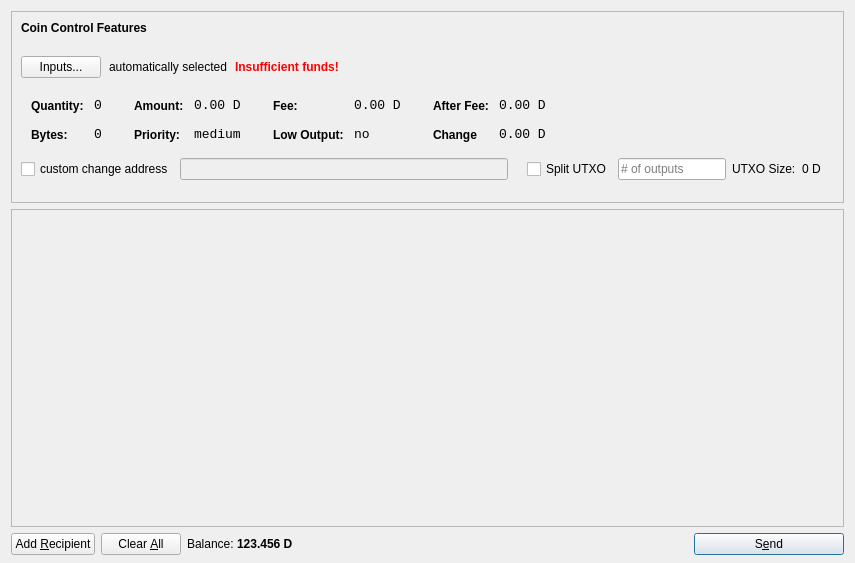
The window that src/qt/forms/sendcoinsdialog.ui (innova-foundation/innova) describes before a commit, drawn with Qt 5.
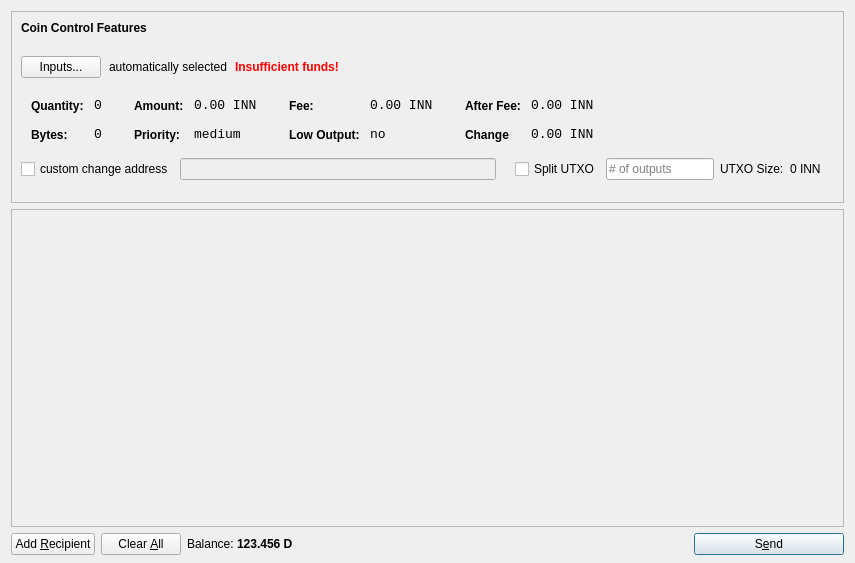
The same window after the commit. Icons and pictures are not drawn.

```diff
--- a/src/qt/forms/sendcoinsdialog.ui
+++ b/src/qt/forms/sendcoinsdialog.ui
@@ -304,7 +304,7 @@
                 <enum>Qt::ActionsContextMenu</enum>
                </property>
                <property name="text">
-                <string>0.00 D</string>
+                <string>0.00 INN</string>
                </property>
                <property name="textInteractionFlags">
                 <set>Qt::LinksAccessibleByMouse|Qt::TextSelectableByKeyboard|Qt::TextSelectableByMouse</set>
@@ -390,7 +390,7 @@
                 <enum>Qt::ActionsContextMenu</enum>
                </property>
                <property name="text">
-                <string>0.00 D</string>
+                <string>0.00 INN</string>
                </property>
                <property name="textInteractionFlags">
                 <set>Qt::LinksAccessibleByMouse|Qt::TextSelectableByKeyboard|Qt::TextSelectableByMouse</set>
@@ -476,7 +476,7 @@
                 <enum>Qt::ActionsContextMenu</enum>
                </property>
                <property name="text">
-                <string>0.00 D</string>
+                <string>0.00 INN</string>
                </property>
                <property name="textInteractionFlags">
                 <set>Qt::LinksAccessibleByMouse|Qt::TextSelectableByKeyboard|Qt::TextSelectableByMouse</set>
@@ -508,7 +508,7 @@
                 <enum>Qt::ActionsContextMenu</enum>
                </property>
                <property name="text">
-                <string>0.00 D</string>
+                <string>0.00 INN</string>
                </property>
                <property name="textInteractionFlags">
                 <set>Qt::LinksAccessibleByMouse|Qt::TextSelectableByKeyboard|Qt::TextSelectableByMouse</set>
@@ -596,7 +596,7 @@
         <item>
          <widget class="QLabel" name="labelBlockSize">
           <property name="text">
-           <string>0 D</string>
+           <string>0 INN</string>
           </property>
          </widget>
         </item>
```
